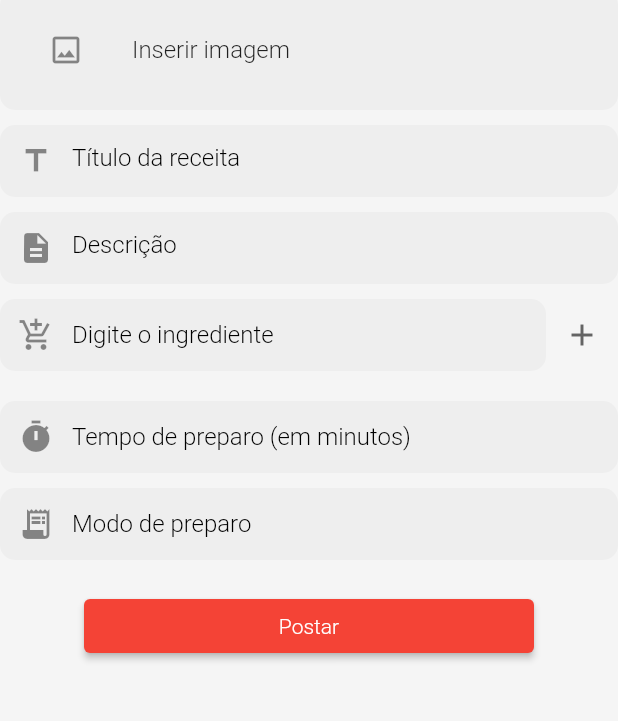
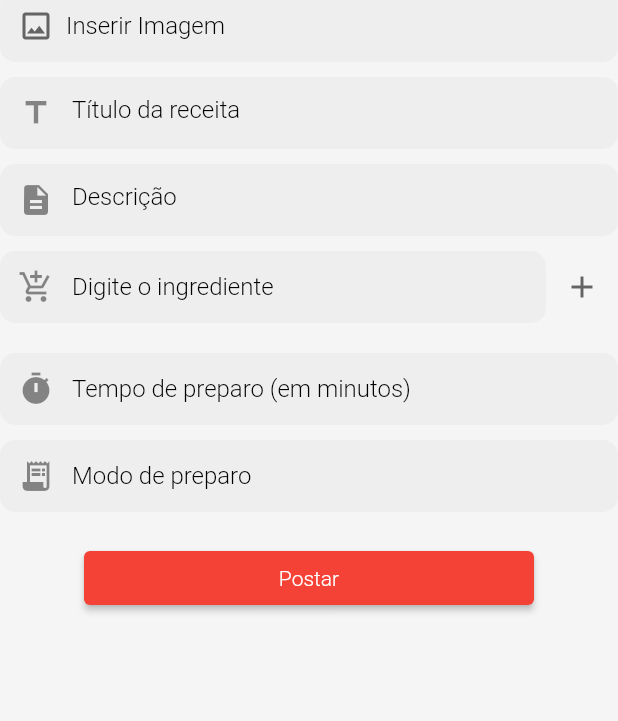
Before and after one commit to moisescorreaa/projeto-easycook, a Flutter app: the AddScreen screen opened directly, on a phone screen of 412 x 824 dp, the part 94-815 px from its top. Run offline on Flutter 3.47's test engine with Material 2 defaults, Android fonts, the light colour scheme and no system bars; our stand-ins replace cloud_firestore, firebase_auth, firebase_core, image_picker, quickalert; accounts and stored records are empty.

Commit message:
ajustando campo imagem - add screen

```diff
--- a/lib/views/register-page.dart
+++ b/lib/views/register-page.dart
@@ -71,7 +71,8 @@ class _RegisterPageState extends State<RegisterPage> {
           context: context,
           title: 'Cheque seu email!',
           confirmBtnText: 'OK',
-          confirmBtnColor: Color.fromRGBO(18, 192, 106, 1),
+          //confirmBtnColor: Color.fromRGBO(18, 192, 106, 1),
+          confirmBtnColor: Colors.red,
           onConfirmBtnTap: () =>
               Navigator.of(context).popAndPushNamed('/login-page'),
           text:
--- a/lib/views/screens-home-page/add-screen.dart
+++ b/lib/views/screens-home-page/add-screen.dart
@@ -101,17 +101,31 @@ class _AddScreenState extends State<AddScreen> {
             crossAxisAlignment: CrossAxisAlignment.stretch,
             children: [
               Container(
-                decoration: BoxDecoration(
-                  color: Colors.grey[200],
-                  borderRadius: BorderRadius.circular(10.0),
-                ),
-                padding: EdgeInsets.symmetric(horizontal: 16.0, vertical: 12.0),
-                child: ListTile(
-                  leading: Icon(Icons.insert_photo_outlined),
-                  title: Text("Inserir imagem"),
+                child: InkWell(
                   onTap: selecionarImagem,
-                  trailing:
-                      imagem != null ? Image.file(File(imagem!.path)) : null,
+                  child: Container(
+                    decoration: BoxDecoration(
+                      color: Colors.grey[200],
+                      borderRadius: BorderRadius.circular(10.0),
+                    ),
+                    padding: EdgeInsets.all(12.0),
+                    child: Row(
+                      children: [
+                        Icon(
+                          Icons.insert_photo_outlined,
+                          color: Color.fromARGB(255, 100, 100, 100)
+                        ),
+                        SizedBox(width: 8.0),
+                        Text(
+                          'Inserir Imagem',
+                          style: TextStyle(
+                            color: Colors.black,
+                            fontSize: 16.0,
+                          ),
+                        ),
+                      ],
+                    ),
+                  ),
                 ),
               ),
               SizedBox(height: 10),
```
